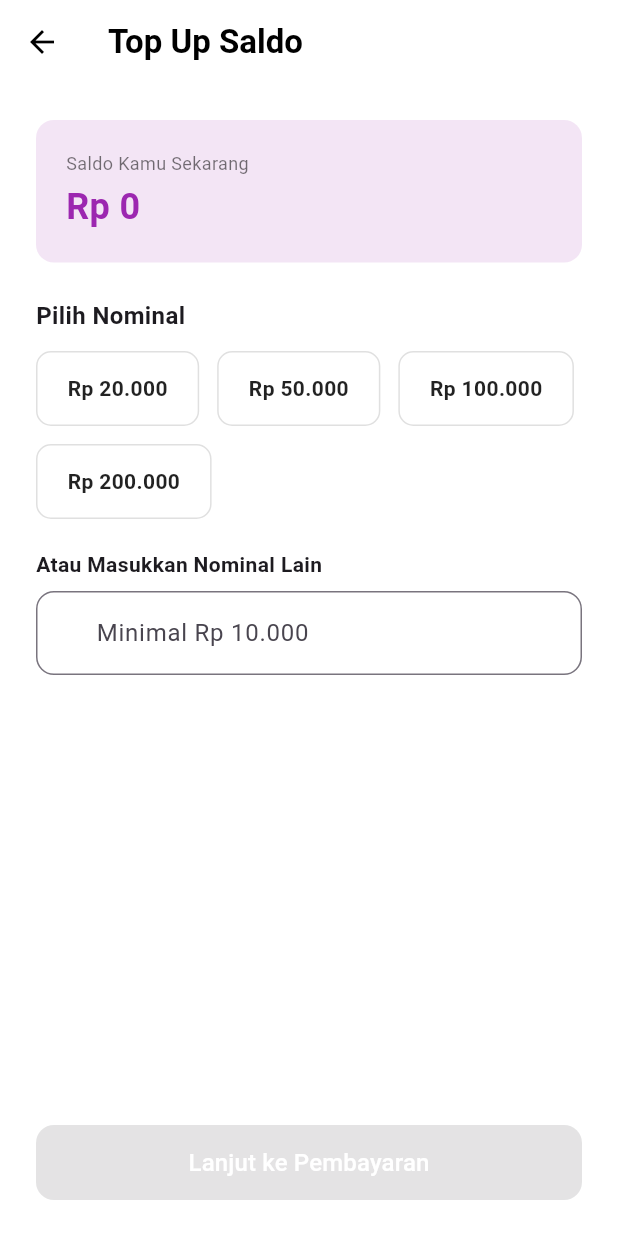
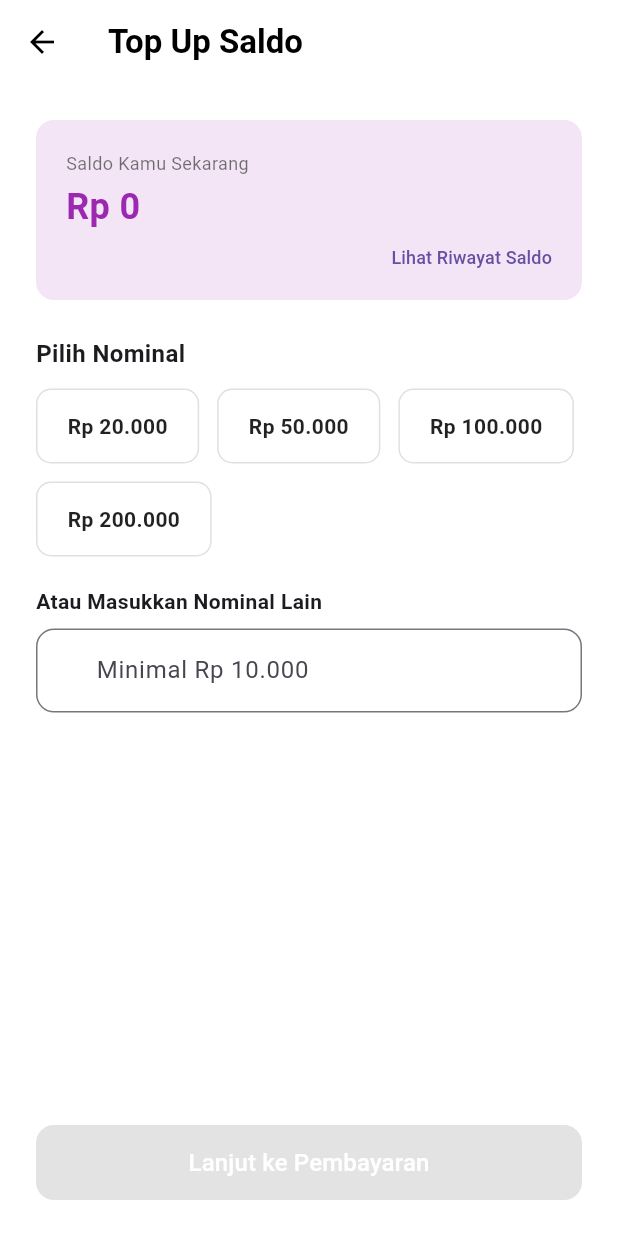
Before and after one commit to Yohanes-505/UTS-Mobprog-2026, a Flutter app: the TopUpScreen screen opened directly, on a phone screen of 412 x 824 dp. Run offline on Flutter 3.47's test engine with Material 3 defaults, Android fonts, the light colour scheme and no system bars; our stand-ins replace get, supabase_flutter, webview_flutter; accounts and stored records are empty.

Commit message:
feat: link wallet history from top up screen

```diff
--- a/lib/screens/subscription/topup_screen.dart
+++ b/lib/screens/subscription/topup_screen.dart
@@ -2,6 +2,7 @@ import 'package:flutter/material.dart';
 import 'package:get/get.dart';
 import '../../services/subscription_service.dart';
 import 'payment_webview_screen.dart';
+import 'wallet_history_screen.dart';
 
 class TopUpScreen extends StatefulWidget {
   const TopUpScreen({super.key});
@@ -75,6 +76,19 @@ class _TopUpScreenState extends State<TopUpScreen> {
                     Text(
                       'Rp ${_formatRupiah(_walletBalance)}',
                       style: const TextStyle(fontSize: 24, fontWeight: FontWeight.bold, color: Colors.purple),
+                    ),
+                    const SizedBox(height: 8),
+                    Align(
+                      alignment: Alignment.centerRight,
+                      child: TextButton(
+                        onPressed: () => Get.to(() => const WalletHistoryScreen()),
+                        style: TextButton.styleFrom(
+                          padding: EdgeInsets.zero,
+                          minimumSize: Size.zero,
+                          tapTargetSize: MaterialTapTargetSize.shrinkWrap,
+                        ),
+                        child: const Text('Lihat Riwayat Saldo', style: TextStyle(fontSize: 12)),
+                      ),
                     ),
                   ],
                 ),
```
